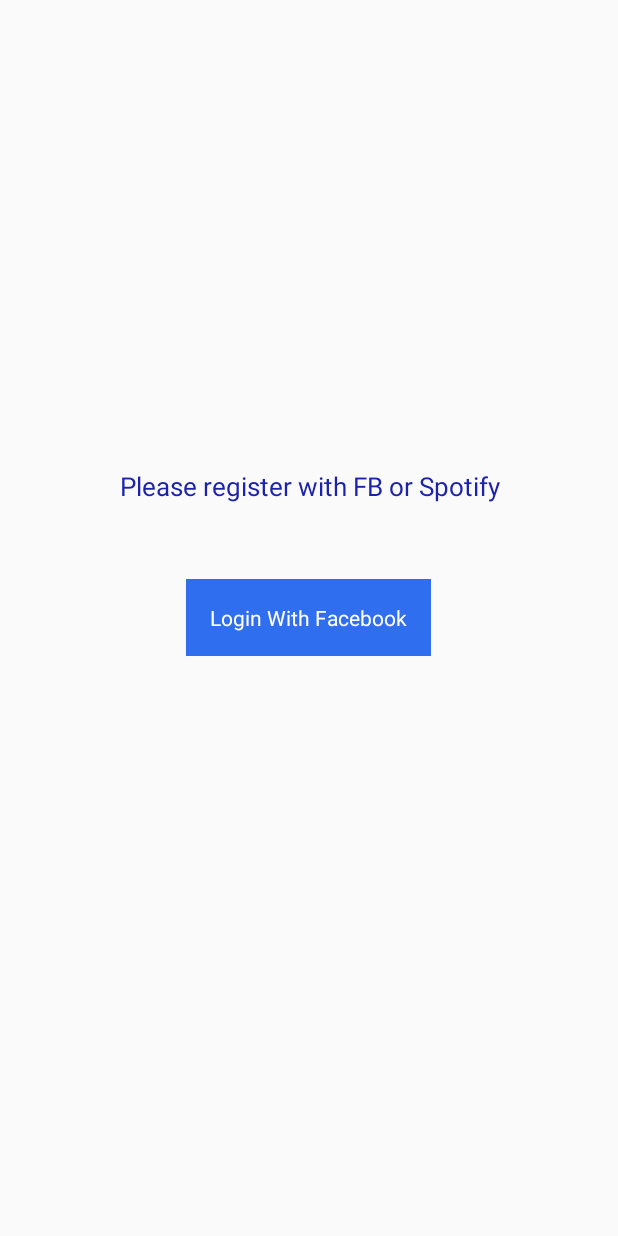
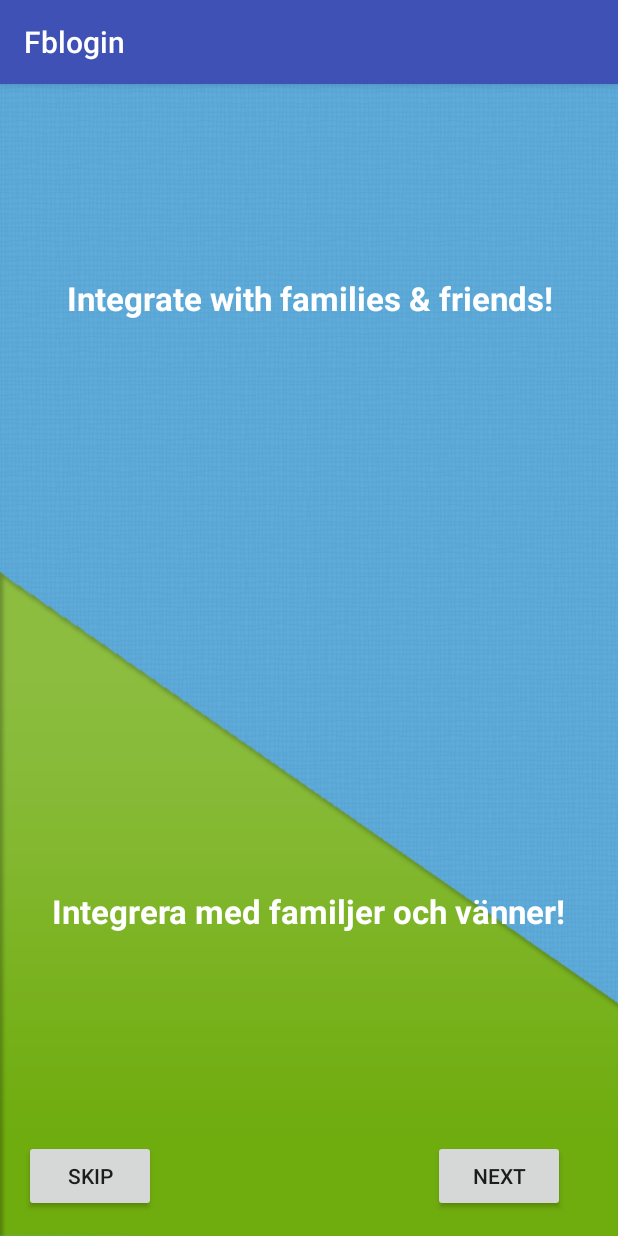
Before and after one commit to mohammedmustafa2348/ESH_InnerJoin, an Android app: the screen it shows after launch (LoginActivity before the commit, OnBoardActivity1 after it), on a phone screen of 412 x 824 dp. Run offline under Robolectric (Android 15) with nearby library versions, the phone set to English and light mode, and no system bars; libraries missing offline, so code that uses them is left out: com.facebook, com.facebook.appevents; plain views replace LoginButton; 2 statements that could not run were skipped.

Commit message:
Added splash screen, activities integrated
Splash screen has been added.
Activities were integrated from splash to login pages
background image has been changed

```diff
--- a/app/src/main/java/com/example/fblogin/LoginActivity.java
+++ b/app/src/main/java/com/example/fblogin/LoginActivity.java
@@ -32,7 +32,7 @@ public class LoginActivity extends Activity {
         super.onCreate(savedInstanceState);
         setContentView(R.layout.activity_login);
         if(PrefUtils.getCurrentUser(LoginActivity.this) != null){
-            Intent homeIntent = new Intent(LoginActivity.this, HomeActivity.class);
+            Intent homeIntent = new Intent(LoginActivity.this, LogoutActivity.class);
             startActivity(homeIntent);
             finish();
         }
--- a/app/src/main/java/com/example/fblogin/OnBoardActivity1.java
+++ b/app/src/main/java/com/example/fblogin/OnBoardActivity1.java
@@ -1,14 +1,35 @@
 package com.example.fblogin;
 
+import android.content.Intent;
 import android.support.v7.app.AppCompatActivity;
 import android.os.Bundle;
+import android.view.View;
+import android.widget.Button;
+
 import com.example.activities.R;
 
 public class OnBoardActivity1 extends AppCompatActivity {
-
     @Override
     protected void onCreate(Bundle savedInstanceState) {
         super.onCreate(savedInstanceState);
         setContentView(R.layout.activity_on_board1);
+        Button btnNext = (Button) findViewById(R.id.btnNext);
+        //Listening to button event
+        btnNext.setOnClickListener(new View.OnClickListener() {
+            public void onClick(View arg0) {
+                //Starting a new Intent
+                Intent nextScreen = new Intent(getApplicationContext(), OnBoardActivity2.class);
+                startActivity(nextScreen);
+            }
+        });
+        Button btnSkip = (Button) findViewById(R.id.btnGo);
+        //Listening to button event
+        btnSkip.setOnClickListener(new View.OnClickListener() {
+            public void onClick(View arg0) {
+                //Starting a new Intent
+                Intent nextScreen = new Intent(getApplicationContext(), LoginActivity.class);
+                startActivity(nextScreen);
+            }
+        });
     }
 }
--- /dev/null
+++ b/app/src/main/java/com/example/fblogin/SplashActivity.java
@@ -0,0 +1,47 @@
+package com.example.fblogin;
+
+import android.app.Activity;
+import android.content.Intent;
+import android.os.Bundle;
+import android.os.Handler;
+import com.example.activities.*;
+
+public class SplashActivity extends Activity {
+
+    // Splash screen timer
+    private static int SPLASH_TIME_OUT = 3000;
+
+    @Override
+    protected void onCreate(Bundle savedInstanceState) {
+        super.onCreate(savedInstanceState);
+        setContentView(R.layout.activity_splash);
+        new Handler().postDelayed(new Runnable() {
+            /*
+             * Showing splash screen with a timer. This will be useful when you
+             * want to show case your app logo / company
+             */
+            @Override
+            public void run() {
+                // This method will be executed once the timer is over
+                // Start your app main activity
+                Intent i = new Intent(SplashActivity.this, OnBoardActivity1.class);
+                startActivity(i);
+                // close this activity
+                finish();
+            }
+        }, SPLASH_TIME_OUT);
+    }
+}
+/*
+import android.support.v7.app.AppCompatActivity;
+import android.os.Bundle;
+import com.example.activities.*;
+
+public class SplashActivity extends AppCompatActivity {
+    @Override
+    protected void onCreate(Bundle savedInstanceState) {
+        super.onCreate(savedInstanceState);
+        setContentView(R.layout.activity_splash);
+    }
+}
+*/
--- a/app/src/main/res/layout/activity_login.xml
+++ b/app/src/main/res/layout/activity_login.xml
@@ -36,91 +36,4 @@
         android:textAlignment="center"
         android:textSize="17dp"
         android:textColor="#1c23aa" />
-
 </RelativeLayout>
-
-
-
-
-
-
-<!--
-<LinearLayout xmlns:android="http://schemas.android.com/apk/res/android"
-    xmlns:tools="http://schemas.android.com/tools"
-    android:layout_width="match_parent"
-    android:layout_height="match_parent"
-    android:gravity="center_horizontal"
-    android:orientation="vertical"
-    android:paddingBottom="@dimen/activity_vertical_margin"
-    android:paddingLeft="@dimen/activity_horizontal_margin"
-    android:paddingRight="@dimen/activity_horizontal_margin"
-    android:paddingTop="@dimen/activity_vertical_margin"
-    tools:context="com.example.fblogin.LoginActivity">
-
-    &lt;!&ndash; Login progress &ndash;&gt;
-    <ProgressBar
-        android:id="@+id/login_progress"
-        style="?android:attr/progressBarStyleLarge"
-        android:layout_width="wrap_content"
-        android:layout_height="wrap_content"
-        android:layout_marginBottom="8dp"
-        android:visibility="gone" />
-
-    <ScrollView
-        android:id="@+id/login_form"
-        android:layout_width="match_parent"
-        android:layout_height="match_parent">
-
-        <LinearLayout
-            android:id="@+id/email_login_form"
-            android:layout_width="match_parent"
-            android:layout_height="wrap_content"
-            android:orientation="vertical">
-
-            <android.support.design.widget.TextInputLayout
-                android:layout_width="match_parent"
-                android:layout_height="wrap_content">
-
-                <AutoCompleteTextView
-                    android:id="@+id/email"
-                    android:layout_width="match_parent"
-                    android:layout_height="wrap_content"
-                    android:hint="@string/prompt_email"
-                    android:inputType="textEmailAddress"
-                    android:maxLines="1"
-                    android:singleLine="true" />
-
-            </android.support.design.widget.TextInputLayout>
-
-            <android.support.design.widget.TextInputLayout
-                android:layout_width="match_parent"
-                android:layout_height="wrap_content">
-
-                <EditText
-                    android:id="@+id/password"
-                    android:layout_width="match_parent"
-                    android:layout_height="wrap_content"
-                    android:hint="@string/prompt_password"
-                    android:imeActionId="@+id/login"
-                    android:imeActionLabel="@string/action_sign_in_short"
-                    android:imeOptions="actionUnspecified"
-                    android:inputType="textPassword"
-                    android:maxLines="1"
-                    android:singleLine="true" />
-
-            </android.support.design.widget.TextInputLayout>
-
-            <Button
-                android:id="@+id/email_sign_in_button"
-                style="?android:textAppearanceSmall"
-                android:layout_width="match_parent"
-                android:layout_height="wrap_content"
-                android:layout_marginTop="16dp"
-                android:text="@string/action_sign_in"
-                android:textStyle="bold" />
-
-        </LinearLayout>
-    </ScrollView>
-</LinearLayout>
-
--->
--- a/app/src/main/res/layout/activity_on_board1.xml
+++ b/app/src/main/res/layout/activity_on_board1.xml
@@ -8,21 +8,8 @@
     android:paddingRight="@dimen/activity_horizontal_margin"
     android:paddingTop="@dimen/activity_vertical_margin"
     android:paddingBottom="@dimen/activity_vertical_margin"
-    tools:context="com.example.fblogin.OnBoardActivity1">
-
-    <Button
-        style="?android:attr/buttonStyleSmall"
-        android:layout_width="wrap_content"
-        android:layout_height="wrap_content"
-        android:text="Skip"
-        android:id="@+id/goButton"
-        android:layout_alignParentBottom="true"
-        android:layout_alignParentRight="true"
-        android:layout_alignParentEnd="true"
-        android:layout_marginRight="200dp"
-        android:layout_marginEnd="200dp"
-        android:layout_alignParentLeft="true"
-        android:layout_alignParentStart="true" />
+    tools:context="com.example.fblogin.OnBoardActivity1"
+    android:background="@drawable/splash2">
 
     <TextView
         android:layout_width="wrap_content"
@@ -30,14 +17,12 @@
         android:textAppearance="?android:attr/textAppearanceLarge"
         android:text="Integrate with families &amp; friends!"
         android:id="@+id/textEn"
-        android:layout_above="@+id/goButton"
-        android:layout_alignParentLeft="true"
-        android:layout_alignParentStart="true"
-        android:layout_marginBottom="125dp"
-        android:layout_alignParentRight="true"
-        android:layout_alignParentEnd="true"
         android:textStyle="bold"
-        android:textAlignment="center" />
+        android:textAlignment="center"
+        android:layout_marginTop="112dp"
+        android:layout_alignParentTop="true"
+        android:layout_centerHorizontal="true"
+        android:textColor="#ffffff" />
 
     <TextView
         android:layout_width="wrap_content"
@@ -45,11 +30,29 @@
         android:textAppearance="?android:attr/textAppearanceLarge"
         android:text="Integrera med familjer och vänner!"
         android:id="@+id/textSv"
-        android:layout_alignParentTop="true"
+        android:textStyle="bold"
+        android:textAlignment="center"
+        android:layout_above="@+id/btnGo"
+        android:layout_centerHorizontal="true"
+        android:layout_marginBottom="138dp"
+        android:textColor="#ffffff" />
+
+    <Button
+        android:layout_width="wrap_content"
+        android:layout_height="wrap_content"
+        android:text="Skip"
+        android:id="@+id/btnGo"
+        android:layout_alignParentBottom="true"
         android:layout_alignParentLeft="true"
-        android:layout_alignParentStart="true"
-        android:layout_marginTop="82dp"
-        android:textStyle="bold"
-        android:textAlignment="center" />
+        android:layout_alignParentStart="true" />
+
+    <Button
+        android:layout_width="wrap_content"
+        android:layout_height="wrap_content"
+        android:text="Next"
+        android:id="@+id/btnNext"
+        android:layout_alignTop="@+id/btnGo"
+        android:layout_alignRight="@+id/textSv"
+        android:layout_alignEnd="@+id/textSv" />
 
 </RelativeLayout>
--- a/app/src/main/res/layout/activity_preference.xml
+++ b/app/src/main/res/layout/activity_preference.xml
@@ -160,7 +160,7 @@
             android:layout_width="wrap_content"
             android:layout_height="wrap_content"
             android:text="Go"
-            android:id="@+id/goButton"
+            android:id="@+id/btnGo"
             android:layout_gravity="right" />
 
     </LinearLayout>
--- /dev/null
+++ b/app/src/main/res/values-w820dp/strings.xml
@@ -0,0 +1,4 @@
+<?xml version="1.0" encoding="utf-8"?>
+<resources>
+    <string name="next">Next</string>
+</resources>
--- a/app/src/main/res/values/strings.xml
+++ b/app/src/main/res/values/strings.xml
@@ -16,4 +16,5 @@
     <string name="facebook_app_id">624388277736969</string>
     <string name="title_activity_logout">LogoutActivity</string>
     <string name="title_activity_on_borada2">OnBoradaActivity2</string>
+    <string name="next">Next</string>
 </resources>
```
Also changed, not shown: app/src/main/AndroidManifest.xml (+14 -5 lines), app/src/main/java/com/example/fblogin/LogoutActivity.java (+8 -5 lines), app/src/main/java/com/example/fblogin/OnBoardActivity2.java (+24 -0 lines), app/src/main/java/com/example/fblogin/OnBoardActivity3.java (+14 -0 lines), app/src/main/res/layout/activity_logout.xml (+11 -1 lines), app/src/main/res/layout/activity_on_board2.xml (+21 -9 lines), app/src/main/res/layout/activity_on_board3.xml (+12 -9 lines), app/src/main/res/layout/activity_splash.xml (added, +26 -0 lines), app/src/main/res/drawable/splash2.png (added), app/src/main/res/drawable/splash_background.png (added), app/src/main/res/drawable/splash_bg.png (added).
